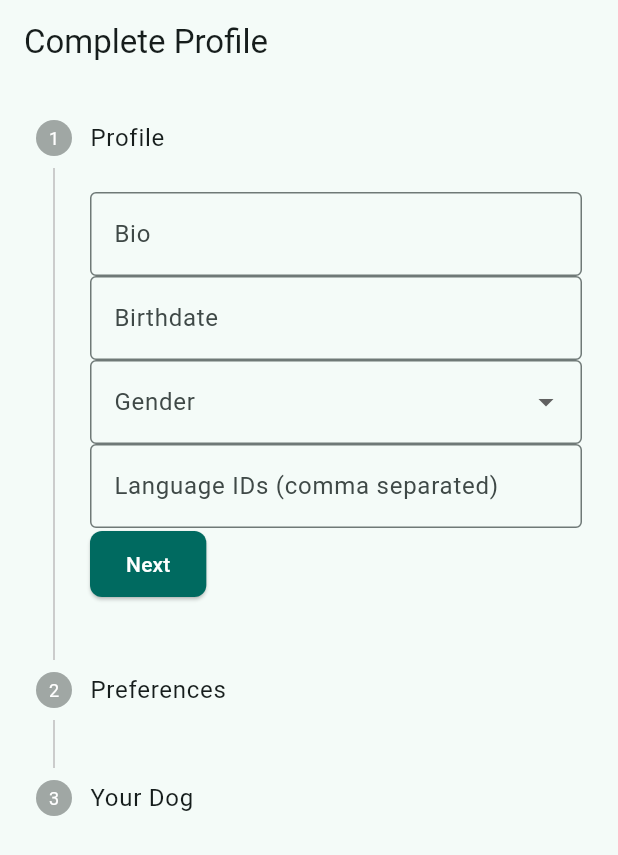
After one commit to NureSemenenkoKostiantyn/paw-connect-app, a Flutter app: the ProfileCompletionScreen screen opened by its route, on a phone screen of 412 x 824 dp. The commit adds this screen. Shown: the top 855 px of the screen. Run offline on Flutter 3.47's test engine with Material 3 defaults, Android fonts, the phone set to English and light mode, and no system bars; our stand-ins replace dio, go_router.

Commit message:
Add preference management and profile completion

```diff
--- a/mobile/lib/src/app.dart
+++ b/mobile/lib/src/app.dart
@@ -3,6 +3,7 @@ import 'package:go_router/go_router.dart';
 import 'features/auth/presentation/login_screen.dart';
 import 'features/auth/presentation/signup_screen.dart';
 import 'features/map/presentation/map_screen.dart';
+import 'features/profile/profile_completion_screen.dart';
 import 'styles/app_theme.dart';
 
 class App extends StatelessWidget {
@@ -22,6 +23,10 @@ class App extends StatelessWidget {
       GoRoute(
         path: '/home',
         builder: (context, state) => const MyHomePage(title: 'Home'),
+      ),
+      GoRoute(
+        path: '/profile/complete',
+        builder: (context, state) => const ProfileCompletionScreen(),
       ),
     ],
   );
--- /dev/null
+++ b/mobile/lib/src/features/profile/profile_completion_screen.dart
@@ -0,0 +1,235 @@
+import 'package:flutter/material.dart';
+import 'package:go_router/go_router.dart';
+import '../../services/user_service.dart';
+import '../../services/preference_service.dart';
+import '../../services/dog_service.dart';
+
+class ProfileCompletionScreen extends StatefulWidget {
+  const ProfileCompletionScreen({super.key});
+
+  @override
+  State<ProfileCompletionScreen> createState() => _ProfileCompletionScreenState();
+}
+
+class _ProfileCompletionScreenState extends State<ProfileCompletionScreen> {
+  int _step = 0;
+  bool _loading = false;
+
+  final TextEditingController bioController = TextEditingController();
+  final TextEditingController birthdateController = TextEditingController();
+  String? gender;
+  final TextEditingController languagesController = TextEditingController();
+
+  String? prefActivity;
+  String? prefSize;
+  String? prefGender;
+  String? prefPersonality;
+
+  final TextEditingController dogNameController = TextEditingController();
+  final TextEditingController dogBreedController = TextEditingController();
+  final TextEditingController dogBirthdateController = TextEditingController();
+  String? dogGender;
+  String? dogSize;
+  String? dogPersonality;
+  String? dogActivity;
+
+  Future<void> _submit() async {
+    setState(() => _loading = true);
+    try {
+      await UserService.instance.updateCurrentUser({
+        'bio': bioController.text,
+        'birthdate': birthdateController.text,
+        'gender': gender,
+        'languageIds': languagesController.text
+            .split(',')
+            .where((e) => e.trim().isNotEmpty)
+            .map(int.parse)
+            .toList(),
+      });
+      await PreferenceService.instance.updateCurrent({
+        'preferredPersonality': prefPersonality,
+        'preferredActivityLevel': prefActivity,
+        'preferredSize': prefSize,
+        'preferredGender': prefGender,
+      });
+      await DogService.instance.createDog({
+        'name': dogNameController.text,
+        'breed': dogBreedController.text,
+        'birthdate': dogBirthdateController.text,
+        'size': dogSize,
+        'gender': dogGender,
+        'personality': dogPersonality,
+        'activityLevel': dogActivity,
+      });
+      if (mounted) context.go('/home');
+    } finally {
+      if (mounted) setState(() => _loading = false);
+    }
+  }
+
+  @override
+  Widget build(BuildContext context) {
+    return Scaffold(
+      appBar: AppBar(title: const Text('Complete Profile')),
+      body: Stepper(
+        currentStep: _step,
+        onStepContinue: () {
+          if (_step < 2) {
+            setState(() => _step += 1);
+          } else {
+            _submit();
+          }
+        },
+        onStepCancel: _step > 0 ? () => setState(() => _step -= 1) : null,
+        controlsBuilder: (context, details) {
+          return Row(
+            children: [
+              ElevatedButton(
+                onPressed: _loading ? null : details.onStepContinue,
+                child: _step == 2 ? const Text('Finish') : const Text('Next'),
+              ),
+              if (_step > 0)
+                TextButton(
+                  onPressed: details.onStepCancel,
+                  child: const Text('Back'),
+                ),
+            ],
+          );
+        },
+        steps: [
+          Step(
+            title: const Text('Profile'),
+            content: Column(
+              children: [
+                TextField(
+                  controller: bioController,
+                  decoration: const InputDecoration(labelText: 'Bio'),
+                ),
+                TextField(
+                  controller: birthdateController,
+                  decoration: const InputDecoration(labelText: 'Birthdate'),
+                ),
+                DropdownButtonFormField<String>(
+                  value: gender,
+                  items: const [
+                    DropdownMenuItem(value: 'MALE', child: Text('Male')),
+                    DropdownMenuItem(value: 'FEMALE', child: Text('Female')),
+                  ],
+                  onChanged: (v) => setState(() => gender = v),
+                  decoration: const InputDecoration(labelText: 'Gender'),
+                ),
+                TextField(
+                  controller: languagesController,
+                  decoration: const InputDecoration(
+                      labelText: 'Language IDs (comma separated)'),
+                ),
+              ],
+            ),
+          ),
+          Step(
+            title: const Text('Preferences'),
+            content: Column(
+              children: [
+                DropdownButtonFormField<String>(
+                  value: prefActivity,
+                  items: const [
+                    DropdownMenuItem(value: 'LOW', child: Text('Low')),
+                    DropdownMenuItem(value: 'MEDIUM', child: Text('Medium')),
+                    DropdownMenuItem(value: 'HIGH', child: Text('High')),
+                  ],
+                  onChanged: (v) => setState(() => prefActivity = v),
+                  decoration: const InputDecoration(labelText: 'Activity Level'),
+                ),
+                DropdownButtonFormField<String>(
+                  value: prefSize,
+                  items: const [
+                    DropdownMenuItem(value: 'SMALL', child: Text('Small')),
+                    DropdownMenuItem(value: 'MEDIUM', child: Text('Medium')),
+                    DropdownMenuItem(value: 'LARGE', child: Text('Large')),
+                  ],
+                  onChanged: (v) => setState(() => prefSize = v),
+                  decoration: const InputDecoration(labelText: 'Dog Size'),
+                ),
+                DropdownButtonFormField<String>(
+                  value: prefGender,
+                  items: const [
+                    DropdownMenuItem(value: 'MALE', child: Text('Male')),
+                    DropdownMenuItem(value: 'FEMALE', child: Text('Female')),
+                  ],
+                  onChanged: (v) => setState(() => prefGender = v),
+                  decoration: const InputDecoration(labelText: 'Dog Gender'),
+                ),
+                DropdownButtonFormField<String>(
+                  value: prefPersonality,
+                  items: const [
+                    DropdownMenuItem(value: 'CALM', child: Text('Calm')),
+                    DropdownMenuItem(value: 'PLAYFUL', child: Text('Playful')),
+                  ],
+                  onChanged: (v) => setState(() => prefPersonality = v),
+                  decoration: const InputDecoration(labelText: 'Personality'),
+                ),
+              ],
+            ),
+          ),
+          Step(
+            title: const Text('Your Dog'),
+            content: Column(
+              children: [
+                TextField(
+                  controller: dogNameController,
+                  decoration: const InputDecoration(labelText: 'Name'),
+                ),
+                TextField(
+                  controller: dogBreedController,
+                  decoration: const InputDecoration(labelText: 'Breed'),
+                ),
+                TextField(
+                  controller: dogBirthdateController,
+                  decoration: const InputDecoration(labelText: 'Birthdate'),
+                ),
+                DropdownButtonFormField<String>(
+                  value: dogSize,
+                  items: const [
+                    DropdownMenuItem(value: 'SMALL', child: Text('Small')),
+                    DropdownMenuItem(value: 'MEDIUM', child: Text('Medium')),
+                    DropdownMenuItem(value: 'LARGE', child: Text('Large')),
+                  ],
+                  onChanged: (v) => setState(() => dogSize = v),
+                  decoration: const InputDecoration(labelText: 'Size'),
+                ),
+                DropdownButtonFormField<String>(
+                  value: dogGender,
+                  items: const [
+                    DropdownMenuItem(value: 'MALE', child: Text('Male')),
+                    DropdownMenuItem(value: 'FEMALE', child: Text('Female')),
+                  ],
+                  onChanged: (v) => setState(() => dogGender = v),
+                  decoration: const InputDecoration(labelText: 'Gender'),
+                ),
+                DropdownButtonFormField<String>(
+                  value: dogPersonality,
+                  items: const [
+                    DropdownMenuItem(value: 'CALM', child: Text('Calm')),
+                    DropdownMenuItem(value: 'PLAYFUL', child: Text('Playful')),
+                  ],
+                  onChanged: (v) => setState(() => dogPersonality = v),
+                  decoration: const InputDecoration(labelText: 'Personality'),
+                ),
+                DropdownButtonFormField<String>(
+                  value: dogActivity,
+                  items: const [
+                    DropdownMenuItem(value: 'LOW', child: Text('Low')),
+                    DropdownMenuItem(value: 'MEDIUM', child: Text('Medium')),
+                    DropdownMenuItem(value: 'HIGH', child: Text('High')),
+                  ],
+                  onChanged: (v) => setState(() => dogActivity = v),
+                  decoration: const InputDecoration(labelText: 'Activity Level'),
+                ),
+              ],
+            ),
+          ),
+        ],
+      ),
+    );
+  }
+}
--- /dev/null
+++ b/mobile/lib/src/services/completion_utils.dart
@@ -0,0 +1,17 @@
+import '../models/current_user_response.dart';
+import '../models/preference_response.dart';
+
+bool isProfileComplete(CurrentUserResponse user) {
+  return user.bio != null &&
+      user.birthdate != null &&
+      user.gender != null &&
+      user.languages.isNotEmpty &&
+      user.dogs.isNotEmpty;
+}
+
+bool isPreferencesComplete(PreferenceResponse pref) {
+  return pref.preferredPersonality != null &&
+      pref.preferredActivityLevel != null &&
+      pref.preferredSize != null &&
+      pref.preferredGender != null;
+}
--- /dev/null
+++ b/mobile/lib/src/services/dog_service.dart
@@ -0,0 +1,17 @@
+import 'package:dio/dio.dart';
+import '../env.dart';
+
+class DogService {
+  DogService._();
+
+  static final DogService instance = DogService._();
+  final Dio _dio = Dio(BaseOptions(baseUrl: '$apiBaseUrl/api/dogs'));
+
+  Future<Response<dynamic>> createDog(Map<String, dynamic> data) {
+    return _dio.post('', data: data);
+  }
+
+  Future<Response<dynamic>> getDog(int id) {
+    return _dio.get('/$id');
+  }
+}
--- /dev/null
+++ b/mobile/lib/src/services/preference_service.dart
@@ -0,0 +1,17 @@
+import 'package:dio/dio.dart';
+import '../env.dart';
+
+class PreferenceService {
+  PreferenceService._();
+
+  static final PreferenceService instance = PreferenceService._();
+  final Dio _dio = Dio(BaseOptions(baseUrl: '$apiBaseUrl/api/preferences'));
+
+  Future<Response<dynamic>> getCurrent() {
+    return _dio.get('/current');
+  }
+
+  Future<Response<dynamic>> updateCurrent(Map<String, dynamic> data) {
+    return _dio.put('/current', data: data);
+  }
+}
--- /dev/null
+++ b/mobile/lib/src/services/user_service.dart
@@ -0,0 +1,17 @@
+import 'package:dio/dio.dart';
+import '../env.dart';
+
+class UserService {
+  UserService._();
+
+  static final UserService instance = UserService._();
+  final Dio _dio = Dio(BaseOptions(baseUrl: '$apiBaseUrl/api/users'));
+
+  Future<Response<dynamic>> getCurrentUser() {
+    return _dio.get('/current');
+  }
+
+  Future<Response<dynamic>> updateCurrentUser(Map<String, dynamic> data) {
+    return _dio.put('/current', data: data);
+  }
+}
```
Also changed, not shown: mobile/lib/src/features/auth/presentation/login_screen.dart (+14 -1 lines), mobile/lib/src/models/current_user_response.dart (added, +28 -0 lines), mobile/lib/src/models/preference_response.dart (added, +12 -0 lines), 7 other files.
